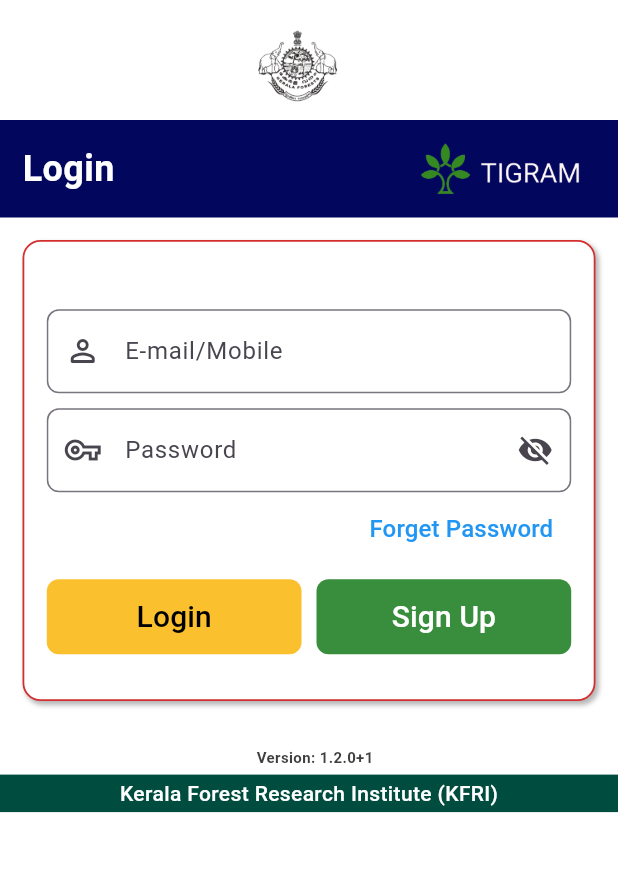
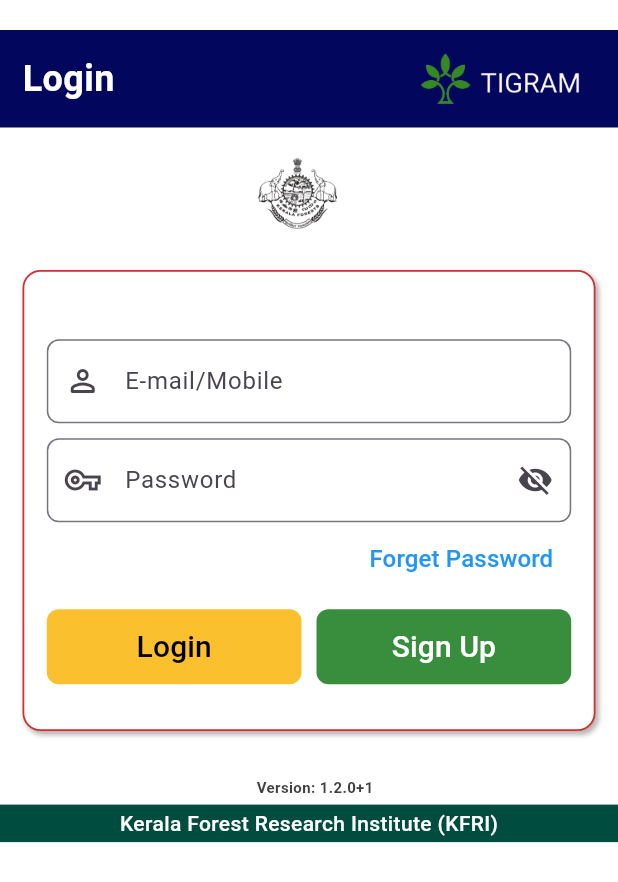
Before and after one commit to abhijeeeth/T-gram, a Flutter app: the screen it shows after launch, on a phone screen of 412 x 824 dp. Shown: the top 882 px of the screen. Run offline on Flutter 3.47's test engine with Material 3 defaults, Android fonts, the phone set to English and light mode, and no system bars; our stand-ins replace bloc, dio, file_picker, flutter_bloc, fluttertoast, geocoding and 15 more; missing offline and left inert: flutter_downloader, geolocator_web, image_picker_for_web, mobile_scanner, schedulers, shared_preferences_web; accounts and stored records are empty; Roboto replaces fonts that are missing (Arial, Cairo).

Commit message:
added safares

```diff
--- a/lib/login.dart
+++ b/lib/login.dart
@@ -45,26 +45,13 @@ class LoginDemo extends StatefulWidget {
 class _LoginDemoState extends State<LoginDemo> {
   @override
   Widget build(BuildContext context) {
-    return Scaffold(
+    return SafeArea(
+      child: Scaffold(
         backgroundColor: Colors.white,
         body: SingleChildScrollView(
           child: Column(
             children: <Widget>[
-            Container(
-              padding: const EdgeInsets.only(right: 15, top: 8),
-              width: double.infinity,
-              height: 80,
-              child: Row(
-                mainAxisAlignment: MainAxisAlignment.center,
-                children: <Widget>[
-                  Image.asset(
-                    "assets/images/kerala_logo.jpg",
-                    width: 80,
-                    height: 80,
-                  ),
-                ],
-              ),
-            ),
+              const SizedBox(height: 20),
               Container(
                 padding: const EdgeInsets.only(left: 15, right: 15),
                 width: double.infinity,
@@ -86,6 +73,21 @@ class _LoginDemoState extends State<LoginDemo> {
                       "assets/images/tigram01.png",
                       width: 120,
                       height: 90,
+                    ),
+                  ],
+                ),
+              ),
+              Container(
+                padding: const EdgeInsets.only(right: 15, top: 8),
+                width: double.infinity,
+                height: 80,
+                child: Row(
+                  mainAxisAlignment: MainAxisAlignment.center,
+                  children: <Widget>[
+                    Image.asset(
+                      "assets/images/kerala_logo.jpg",
+                      width: 80,
+                      height: 80,
                     ),
                   ],
                 ),
@@ -156,6 +158,7 @@ class _LoginDemoState extends State<LoginDemo> {
               ),
               const SizedBox(height: 7),
             ],
+          ),
         ),
       ),
     );
```
Lines whose indentation alone changed are shown as unchanged.
